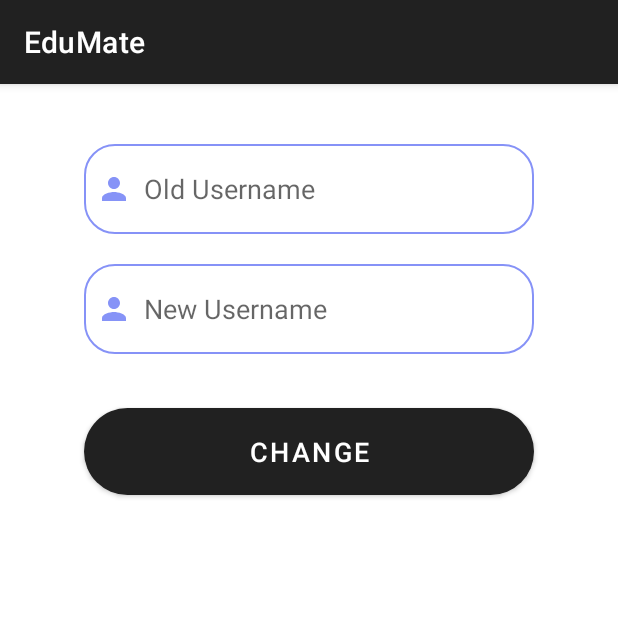
After one commit to EduTeamEduMate/Frontend, an Android app built with Jetpack Compose: the ChangeNameActivity screen opened directly, with no data from a screen before it, on a phone screen of 412 x 824 dp, the top half of it. The commit adds this screen. Run offline under Robolectric (Android 15) with nearby library versions, the phone set to English and light mode, and no system bars.

Commit message:
Added Change Name Activity Activities Connected

```diff
--- a/app/src/main/AndroidManifest.xml
+++ b/app/src/main/AndroidManifest.xml
@@ -59,7 +59,9 @@
                                 <category android:name="android.intent.category.LAUNCHER" />
                             </intent-filter>
         </activity>
+        <activity android:name=".views.activitites.ChangeNameActivity">
 
+        </activity>
         <activity android:name=".views.activitites.OurTeam">
 
         </activity>
--- /dev/null
+++ b/app/src/main/java/com/example/edumate/views/activitites/ChangeNameActivity.java
@@ -0,0 +1,46 @@
+package com.example.edumate.views.activitites;
+
+import android.content.Intent;
+import android.os.Bundle;
+import android.widget.Button;
+import android.widget.EditText;
+import androidx.appcompat.app.AppCompatActivity;
+import com.example.edumate.R;
+import com.example.edumate.views.activitites.EmptyPageActivity;
+
+public class ChangeNameActivity extends AppCompatActivity {
+
+    EditText oldNameEditText, newNameEditText;
+
+    @Override
+    protected void onCreate(Bundle savedInstanceState) {
+        super.onCreate(savedInstanceState);
+        setContentView(R.layout.activity_change_name);
+
+        oldNameEditText = findViewById(R.id.old_name);
+        newNameEditText = findViewById(R.id.new_name);
+
+        Button changeButton = findViewById(R.id.change_button);
+
+        changeButton.setOnClickListener(v -> {
+            boolean isAllFieldsChecked = checkAllFields();
+
+            if (isAllFieldsChecked) {
+                Intent intent = new Intent(ChangeNameActivity.this, EmptyPageActivity.class);
+                startActivity(intent);
+            }
+        });
+    }
+
+    private boolean checkAllFields() {
+        String oldName = oldNameEditText.getText().toString().trim();
+        String newName = newNameEditText.getText().toString().trim();
+
+        if (oldName.isEmpty()) {
+            oldNameEditText.setError("Old Name cannot be empty");
+            return false;
+        }
+
+        return true;
+    }
+}
--- a/app/src/main/java/com/example/edumate/views/activitites/OptionsActivity.java
+++ b/app/src/main/java/com/example/edumate/views/activitites/OptionsActivity.java
@@ -8,6 +8,7 @@ import androidx.cardview.widget.CardView;
 import androidx.recyclerview.widget.RecyclerView;
 
 import com.example.edumate.R;
+import com.example.edumate.views.activitites.mainScreen.MainScreenActivity;
 
 public class OptionsActivity extends AppCompatActivity {
     private RecyclerView.Adapter adapterTrends;
@@ -32,6 +33,9 @@ public class OptionsActivity extends AppCompatActivity {
         LinearLayout ourTeam = findViewById(R.id.options_our_team);
         ourTeam.setOnClickListener(v -> startActivity(new Intent(this,OurTeam.class)));
 
+        LinearLayout homebtn = findViewById(R.id.options_homebtn);
+        homebtn.setOnClickListener(v -> startActivity(new Intent(this, MainScreenActivity.class)));
+
 
     }
 
--- a/app/src/main/java/com/example/edumate/views/activitites/ProfileActivity.java
+++ b/app/src/main/java/com/example/edumate/views/activitites/ProfileActivity.java
@@ -6,9 +6,8 @@ import android.widget.LinearLayout;
 
 import com.example.edumate.R;
 import androidx.appcompat.app.AppCompatActivity;
-
-
-
+import androidx.cardview.widget.CardView;
+import androidx.constraintlayout.widget.ConstraintLayout;
 
 
 public class ProfileActivity extends AppCompatActivity {
@@ -18,7 +17,16 @@ public class ProfileActivity extends AppCompatActivity {
         super.onCreate(savedInstanceState);
         setContentView(R.layout.activity_profile);
 
+        LinearLayout userName = findViewById(R.id.profile_username);
+        userName.setOnClickListener(v -> startActivity(new Intent(this, ChangeNameActivity.class)));
+
+        ConstraintLayout backbtn = findViewById(R.id.profile_back_btn);
+        backbtn.setOnClickListener(v -> startActivity(new Intent(this, OptionsActivity.class)));
+
         LinearLayout changePassword = findViewById(R.id.profile_changePassword);
         changePassword.setOnClickListener(v -> startActivity(new Intent(this, ChangePasswordActivity.class)));
+
+        CardView logout = findViewById(R.id.profile_logout);
+        logout.setOnClickListener(v -> startActivity(new Intent(this, AuthenticationActivity.class)));
     }
 }
--- /dev/null
+++ b/app/src/main/res/layout/activity_change_name.xml
@@ -0,0 +1,58 @@
+<?xml version="1.0" encoding="utf-8"?>
+<ScrollView
+    android:id="@+id/signup_root_layout"
+    xmlns:android="http://schemas.android.com/apk/res/android"
+    xmlns:tools="http://schemas.android.com/tools"
+    xmlns:app="http://schemas.android.com/apk/res-auto"
+    android:layout_width="match_parent"
+    android:layout_height="match_parent"
+    android:orientation="vertical">
+
+    <LinearLayout
+        android:layout_width="match_parent"
+        android:layout_height="wrap_content"
+        android:orientation="vertical"
+        android:paddingBottom="16dp">
+
+        <LinearLayout
+            android:layout_width="match_parent"
+            android:layout_height="wrap_content"
+            android:orientation="vertical"
+            android:layout_marginTop="20dp"
+            android:padding="20dp">
+
+            <EditText
+                android:layout_width="300dp"
+                android:layout_height="60dp"
+                android:layout_gravity="center"
+                android:id="@+id/old_name"
+                android:padding="8dp"
+                android:hint="Old Username"
+                android:drawableLeft="@drawable/baseline_person_24"
+                android:drawablePadding="8dp"
+                android:background="@drawable/edittext_bkg"/>
+
+            <EditText
+                android:id="@+id/new_name"
+                android:layout_width="300dp"
+                android:layout_height="60dp"
+                android:layout_gravity="center"
+                android:layout_marginTop="20dp"
+                android:padding="8dp"
+                android:hint="New Username"
+                android:drawableLeft="@drawable/baseline_person_24"
+                android:drawablePadding="8dp"
+                android:background="@drawable/edittext_bkg"/>
+
+            <Button
+                android:id="@+id/change_button"
+                android:layout_width="300dp"
+                android:layout_height="70dp"
+                android:layout_gravity="center"
+                android:layout_marginTop="30dp"
+                android:textSize="18sp"
+                android:text="Change"
+                app:cornerRadius="30dp"/>
+        </LinearLayout>
+    </LinearLayout>
+</ScrollView>
--- a/app/src/main/res/layout/activity_profile.xml
+++ b/app/src/main/res/layout/activity_profile.xml
@@ -107,7 +107,8 @@
                 <LinearLayout
                     android:layout_width="match_parent"
                     android:layout_height="match_parent"
-                    android:orientation="horizontal">
+                    android:orientation="horizontal"
+                    android:id="@+id/profile_username">
 
                     <androidx.constraintlayout.widget.ConstraintLayout
                         android:layout_width="60sp"
--- a/app/src/main/res/layout/options_activity.xml
+++ b/app/src/main/res/layout/options_activity.xml
@@ -258,7 +258,8 @@
                     android:layout_width="0sp"
                     android:layout_height="match_parent"
                     android:layout_weight="0.25"
-                    android:orientation="vertical">
+                    android:orientation="vertical"
+                    android:id="@+id/options_homebtn">
 
                     <ImageView
                         android:id="@+id/imageView122"
```
Also changed, not shown: 1 other file.
